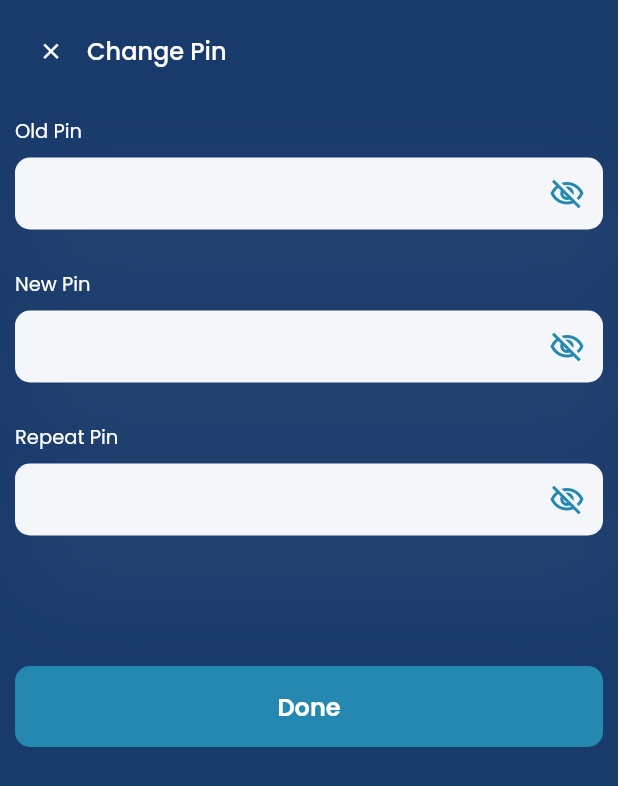
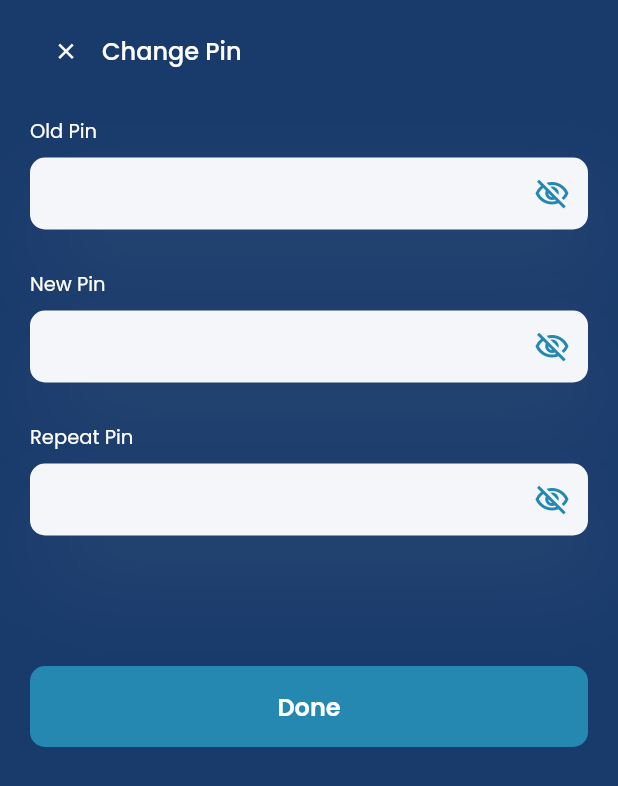
Before and after one commit to sholarrh/compact_pay, a Flutter app: the ChangePin screen opened directly, on a phone screen of 412 x 824 dp. Shown: the top 786 px of the screen. Run offline on Flutter 3.47's test engine with Material 2 defaults, Android fonts, the phone set to English and light mode, and no system bars; our stand-ins replace google_fonts, timer_count_down; missing offline and left inert: email_otp.

```diff
--- a/lib/main.dart
+++ b/lib/main.dart
@@ -1,7 +1,5 @@
 import 'package:compact_pay/provider/provider.dart';
-import 'package:compact_pay/screens/SplashScreen/splashscreen.dart';
-import 'package:compact_pay/widgets/bottom_nav.dart';
-
+import 'package:compact_pay/screens/change_pin.dart';
 import 'package:flutter/material.dart';
 import 'package:google_fonts/google_fonts.dart';
 import 'package:provider/provider.dart';
@@ -29,7 +27,7 @@ class MyApp extends StatelessWidget {
             Theme.of(context).textTheme,
           ),
         ),
-        home: const SplashScreen(),
+        home: const ChangePin(),
       ),);
   }
 }
--- a/lib/provider/provider.dart
+++ b/lib/provider/provider.dart
@@ -21,6 +21,9 @@ class ProviderClass extends ChangeNotifier{
   final TextEditingController _ageTextController = TextEditingController();
   final TextEditingController _referralCodeTextController =
       TextEditingController();
+  final TextEditingController _oldTransactionPin = TextEditingController();
+  final TextEditingController _newTransactionPin = TextEditingController();
+  final TextEditingController _confirmTransactionPin = TextEditingController();
 
   final List<String> _otpCodeList = [];
   final List<String> _pinList = [];
@@ -54,6 +57,12 @@ class ProviderClass extends ChangeNotifier{
 
   TextEditingController get referralCodeTextController =>
       _referralCodeTextController;
+
+  TextEditingController get oldTransactionPin => _oldTransactionPin;
+
+  TextEditingController get newTransactionPin => _newTransactionPin;
+
+  TextEditingController get confirmTransactionPin => _confirmTransactionPin;
 
   GlobalKey<FormState> get formKey => _formKey;
   bool isLoading = false;
--- a/lib/screens/SplashScreen/change_pin.dart
+++ b/lib/screens/change_pin.dart
@@ -1,10 +1,12 @@
 import 'package:flutter/material.dart';
+import 'package:provider/provider.dart';
 
-import '../../utils/app_colors.dart';
-import '../../widgets/my_button.dart';
-import '../../widgets/my_text.dart';
-import '../../widgets/text_form_field.dart';
-import '../../widgets/validator.dart';
+import '../provider/provider.dart';
+import '../utils/app_colors.dart';
+import '../widgets/my_button.dart';
+import '../widgets/my_text.dart';
+import '../widgets/text_form_field.dart';
+import '../widgets/validator.dart';
 
 class ChangePin extends StatefulWidget {
   const ChangePin({Key? key}) : super(key: key);
@@ -14,17 +16,14 @@ class ChangePin extends StatefulWidget {
 }
 
 class _ChangePinState extends State<ChangePin> {
-  TextEditingController _Oldpin = TextEditingController();
-  TextEditingController _Newpin = TextEditingController();
-  TextEditingController _Repeatpin = TextEditingController();
-
   @override
   Widget build(BuildContext context) {
+    var data = Provider.of<ProviderClass>(context);
     return SafeArea(
       child: Scaffold(
         backgroundColor: deepBlue1,
         body: Padding(
-          padding: const EdgeInsets.only(left: 10, right: 10),
+          padding: const EdgeInsets.only(left: 20, right: 20),
           child: SingleChildScrollView(
             child: Column(
               crossAxisAlignment: CrossAxisAlignment.start,
@@ -34,7 +33,7 @@ class _ChangePinState extends State<ChangePin> {
                   child: Row(
                     children: [
                       IconButton(
-                        icon: Icon(Icons.close),
+                        icon: const Icon(Icons.close),
                         color: white,
                         iconSize: 17,
                         onPressed: () {
@@ -56,46 +55,46 @@ class _ChangePinState extends State<ChangePin> {
                     fontFamily: 'Poppins',
                     fontWeight: FontWeight.w400,
                     fontSize: 13),
-                SizedBox(height: 8),
+                const SizedBox(height: 8),
                 InputField(
                   hintText: '',
-                  validator: validateFullName,
-                  keyBoardType: TextInputType.name,
+                  validator: validateTransactionPin,
+                  keyBoardType: TextInputType.number,
                   isPassword: false,
                   hasSuffixIcon: true,
-                  inputController: _Oldpin,
+                  inputController: data.oldTransactionPin,
                 ),
-                SizedBox(height: 25),
+                const SizedBox(height: 25),
                 MyText('New Pin',
                     color: white,
                     fontFamily: 'Poppins',
                     fontWeight: FontWeight.w400,
                     fontSize: 13),
-                SizedBox(height: 8),
+                const SizedBox(height: 8),
                 InputField(
                   hintText: '',
-                  validator: validateFullName,
-                  keyBoardType: TextInputType.name,
+                  validator: validateTransactionPin,
+                  keyBoardType: TextInputType.number,
                   isPassword: false,
                   hasSuffixIcon: true,
-                  inputController: _Newpin,
+                  inputController: data.newTransactionPin,
                 ),
-                SizedBox(height: 25),
+                const SizedBox(height: 25),
                 MyText('Repeat Pin',
                     color: white,
                     fontFamily: 'Poppins',
                     fontWeight: FontWeight.w400,
                     fontSize: 13),
-                SizedBox(height: 8),
+                const SizedBox(height: 8),
                 InputField(
                   hintText: '',
-                  validator: validateFullName,
-                  keyBoardType: TextInputType.name,
+                  validator: validateTransactionPin,
+                  keyBoardType: TextInputType.number,
                   isPassword: false,
                   hasSuffixIcon: true,
-                  inputController: _Repeatpin,
+                  inputController: data.confirmTransactionPin,
                 ),
-                SizedBox(height: 80),
+                const SizedBox(height: 80),
                 MyButton(
                   child: Container(
                     height: 54,
--- a/lib/screens/homepage.dart
+++ b/lib/screens/homepage.dart
@@ -203,17 +203,18 @@ class _HomePageState extends State<HomePage> {
                 ),
 
                 Container(
-                  padding: EdgeInsets.all(12),
+                  padding: const EdgeInsets.all(12),
                   width: double.infinity,
                   height: 400,
-                  decoration:  BoxDecoration(
+                  decoration: BoxDecoration(
                     color: mainBlue,
                     borderRadius: BorderRadius.circular(5.0),
                   ),
                   child: Column(
                     crossAxisAlignment: CrossAxisAlignment.start,
                     children: [
-                      MyText('01 Nov 2022',
+                      MyText(
+                        '01 Nov 2022',
                         fontSize: 8,
                         fontWeight: FontWeight.w400 ,
                         color: white,
@@ -221,18 +222,22 @@ class _HomePageState extends State<HomePage> {
                       Row(
                         mainAxisAlignment: MainAxisAlignment.start,
                         children: [
-                          Icon(Icons.circle),
-                          SizedBox(width: 15,),
+                          const Icon(Icons.circle),
+                          const SizedBox(
+                            width: 15,
+                          ),
                           Column(
                             mainAxisAlignment: MainAxisAlignment.spaceEvenly,
                             crossAxisAlignment: CrossAxisAlignment.start,
                             children: [
-                              MyText('Charles Kelvin',
+                              MyText(
+                                'Charles Kelvin',
                                 fontSize: 12,
-                                fontWeight: FontWeight.w500 ,
+                                fontWeight: FontWeight.w500,
                                 color: white,
                               ),
-                              MyText('12:05 AM',
+                              MyText(
+                                '12:05 AM',
                                 fontSize:8,
                                 fontWeight: FontWeight.w400 ,
                                 color: white,
--- a/lib/widgets/validator.dart
+++ b/lib/widgets/validator.dart
@@ -2,8 +2,9 @@
 
 
 String? validateFullName(String? formFullName) {
-  if (formFullName == null || formFullName.isEmpty)
+  if (formFullName == null || formFullName.isEmpty) {
     return 'Full Name is required.';
+  }
 
   return null;
 }
@@ -44,3 +45,12 @@ String? validatePassword(String? formPassword) {
 
   return null;
 }
+
+String? validateTransactionPin(String? formTransactionPin) {
+  if (formTransactionPin == null ||
+      formTransactionPin.isEmpty && formTransactionPin.length == 4) {
+    return 'Pin is required and must be four numbers.';
+  }
+
+  return null;
+}
```
